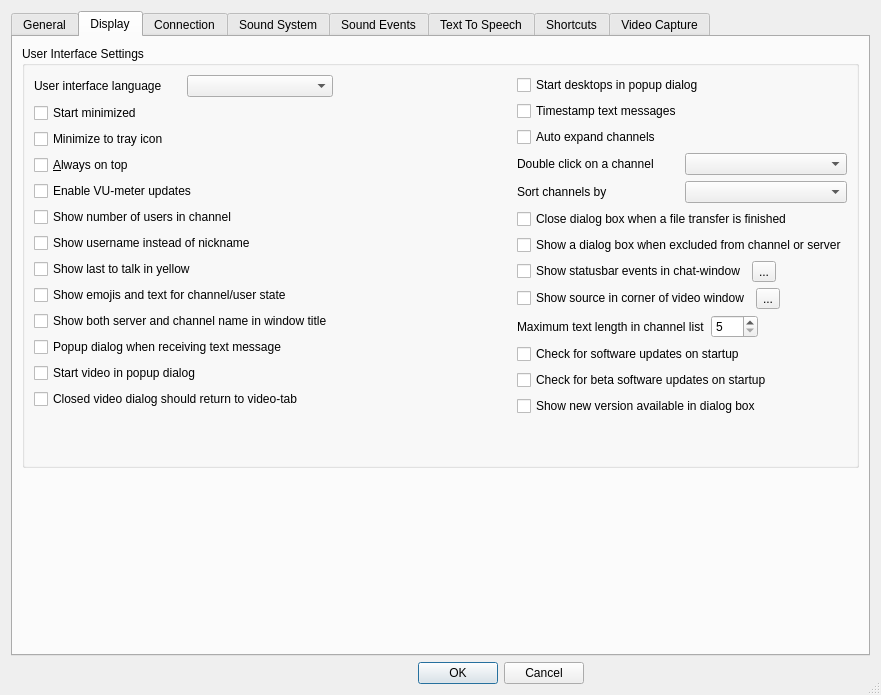
Before: the Qt Designer form Client/qtTeamTalk/preferences.ui in BearWare/TeamTalk5, drawn with Qt 5.
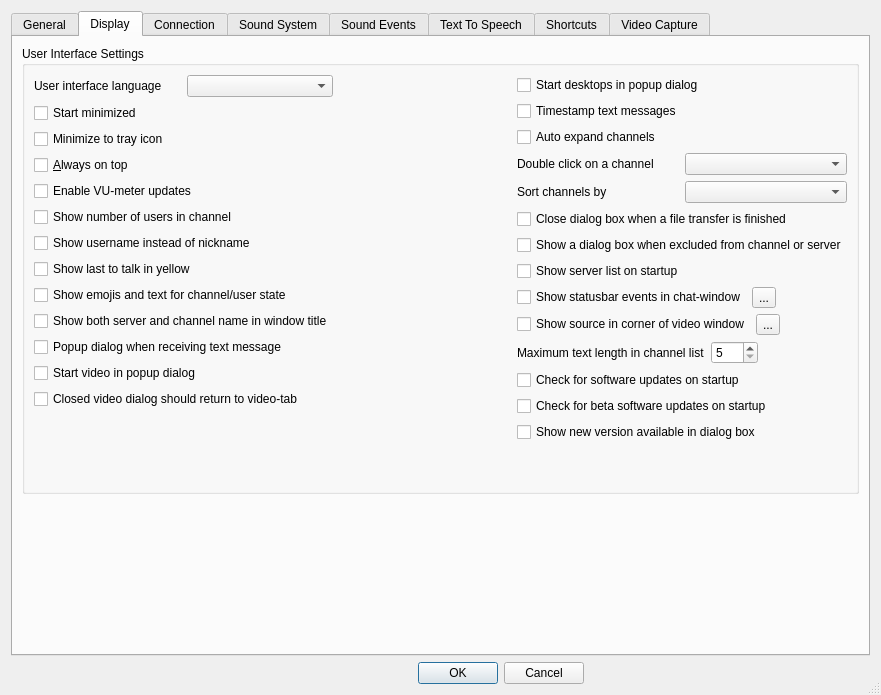
After: the same form once the commit is applied. The open tabs and pages were chosen to show the change. Icons and pictures are not drawn. Custom widgets are drawn as their Qt base class.

Commit message: Option to show server list on startup

Diff of the .ui file:
```diff
--- a/Client/qtTeamTalk/preferences.ui
+++ b/Client/qtTeamTalk/preferences.ui
@@ -542,6 +542,13 @@
                 </property>
                </widget>
               </item>
+              <item>
+               <widget class="QCheckBox" name="startServerListChkBox">
+                <property name="text">
+                 <string>Show server list on startup</string>
+                </property>
+               </widget>
+              </item>
               <item>
                <layout class="QHBoxLayout" name="horizontalLayout_18">
                 <item>
```
The commit also changes 4 other files.
